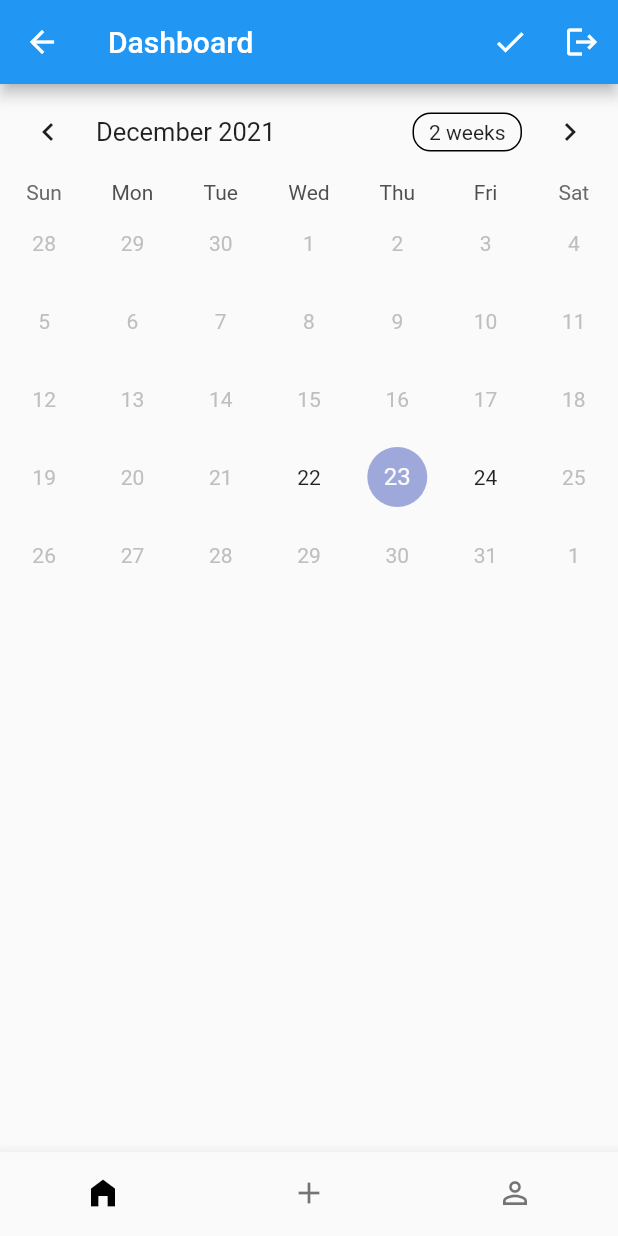
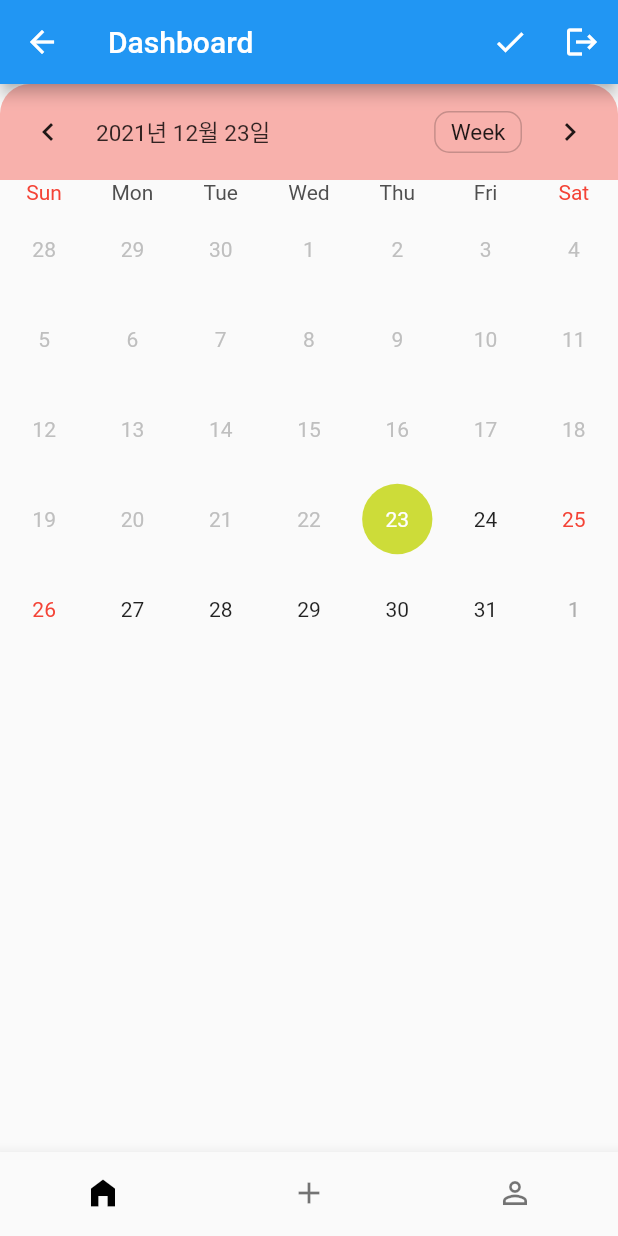
Before and after one commit to rwarou/our-schedule-flutter, a Flutter app: the Dashboard screen opened by its route, on a phone screen of 412 x 824 dp. Run offline on Flutter 3.47's test engine with Material 2 defaults, Android fonts, the light colour scheme and no system bars; drawn by our look-alikes of table_calendar; our stand-ins replace dio, flutter_secure_storage, get; accounts and stored records are empty.

Commit message:
달력 설정중인데 일단 저장

```diff
--- a/lib/pages/calendar/calendar.dart
+++ b/lib/pages/calendar/calendar.dart
@@ -1,5 +1,6 @@
 import 'package:flutter/material.dart';
 import 'package:table_calendar/table_calendar.dart';
+import 'package:intl/intl.dart';
 
 class Calendar extends StatefulWidget {
   const Calendar({Key? key}) : super(key: key);
@@ -9,12 +10,118 @@ class Calendar extends StatefulWidget {
 }
 
 class _CalendarState extends State<Calendar> {
+  DateTime _selectedDay = DateTime.now();
+  DateTime _focusedDay = DateTime.now();
+  CalendarFormat _calendarFormat = CalendarFormat.month;
+
+  headerStyle() {
+    return HeaderStyle(
+      // 타이틀 폰트 스타일 설정
+      titleTextStyle:
+          TextStyle(color: Colors.black.withOpacity(0.8), fontSize: 15),
+      // 타이틀 날짜 포맷 설정
+      titleTextFormatter: (date, locale) {
+        return DateFormat('yyyy년 MM월 dd일').format(date);
+      },
+      decoration: BoxDecoration(
+        color: Colors.red.withOpacity(0.4),
+        borderRadius: const BorderRadius.only(
+          topLeft: Radius.circular(20),
+          topRight: Radius.circular(20),
+        ),
+      ),
+      // 포맷 버튼 텍스트 스타일 설정
+      formatButtonTextStyle: TextStyle(fontSize: 15),
+      // 포맷 버튼 박스 스타일 설정
+      formatButtonDecoration: BoxDecoration(
+        border: Border.all(width: 1, color: Colors.black.withOpacity(0.2)),
+        borderRadius: BorderRadius.circular(10),
+      ),
+      // 왼쪽 버튼 설정
+      leftChevronIcon: Icon(Icons.chevron_left),
+      // 오른쪽 버튼 설정
+      rightChevronIcon: Icon(Icons.chevron_right),
+    );
+  }
+
   @override
   Widget build(BuildContext context) {
     return TableCalendar(
       focusedDay: DateTime.now(),
-      firstDay: DateTime.utc(2021, 12, 22),
-      lastDay: DateTime.utc(2021, 12, 24),
+      // 활성화의 첫 날
+      firstDay: DateTime.now(),
+      // 활성화의 마지막 날
+      lastDay: DateTime.utc(2030, 12, 31),
+      // 해더 스타일 설정
+      headerStyle: headerStyle(),
+      // 달력 포맷 설정
+      availableCalendarFormats: const {
+        CalendarFormat.month: "Month",
+        CalendarFormat.week: "Week"
+      },
+      // default = month, 2weeks, week
+      calendarFormat: _calendarFormat,
+      // 주말 설정
+      weekendDays: const [DateTime.saturday, DateTime.sunday],
+      // 주말, 평일 스타일 설정
+      daysOfWeekStyle: const DaysOfWeekStyle(
+        weekendStyle: TextStyle(color: Colors.red),
+      ),
+      // 달력 날짜 스타일 설정
+      calendarStyle: const CalendarStyle(
+        // 날짜 기본 스타일 설정
+        defaultTextStyle: TextStyle(),
+        defaultDecoration: BoxDecoration(),
+        // 주말 날짜 스타일 설정
+        weekendTextStyle: TextStyle(color: Colors.red),
+        weekendDecoration: BoxDecoration(),
+        // 오늘 날짜 스타일 설정
+        todayTextStyle: TextStyle(color: Colors.white),
+        todayDecoration: BoxDecoration(
+          color: Colors.blue,
+          shape: BoxShape.circle,
+        ),
+        // 선택 날짜 스타일 설정
+        selectedTextStyle: TextStyle(color: Colors.white),
+        selectedDecoration: BoxDecoration(
+          color: Colors.lime,
+          shape: BoxShape.circle,
+        ),
+      ),
+      rowHeight: 60,
+      eventLoader: (day) {
+        print('eventloader $day');
+        List<dynamic> list = [];
+        return list;
+      },
+      // 달력에 표시되는 날짜 하나하나 호출, return은 같은 날일 때 색을 표시해주기 위함
+      selectedDayPredicate: (currentSelectedDate) {
+        print(
+            'selectedDayPredicate $currentSelectedDate / _selectedDay $_selectedDay');
+        return isSameDay(_selectedDay, currentSelectedDate);
+      },
+      // 날짜 선택
+      onDaySelected: (selectedDay, focusedDay) {
+        setState(() {
+          print('selectedDay $selectedDay / focusedDay $focusedDay');
+          _selectedDay = selectedDay;
+          _focusedDay = focusedDay;
+        });
+      },
+      // 포맷 선택
+      onFormatChanged: (format) {
+        setState(
+          () {
+            print('format $format');
+            _calendarFormat = format;
+          },
+        );
+      },
+      // 달력 넘김
+      onPageChanged: (focusedDay) {
+        print('focusedDay $focusedDay');
+        _focusedDay = focusedDay;
+      },
     );
   }
 }
--- a/lib/pages/dash_board.dart
+++ b/lib/pages/dash_board.dart
@@ -16,7 +16,7 @@ class _DashboardState extends State<Dashboard> {
   bool checked = false;
   int _selectedIndex = 0;
   final List<String> datas = ['강릉 여행', '보드게임 하러 가자', '제주도 3박4일 계획'];
-  final List<Widget> widgets = [Calendar(), Text('add'), Text('my page')];
+  final List<Widget> widgets = [const Calendar(), Text('add'), Text('my page')];
 
   listBody() {
     return Container(
```
